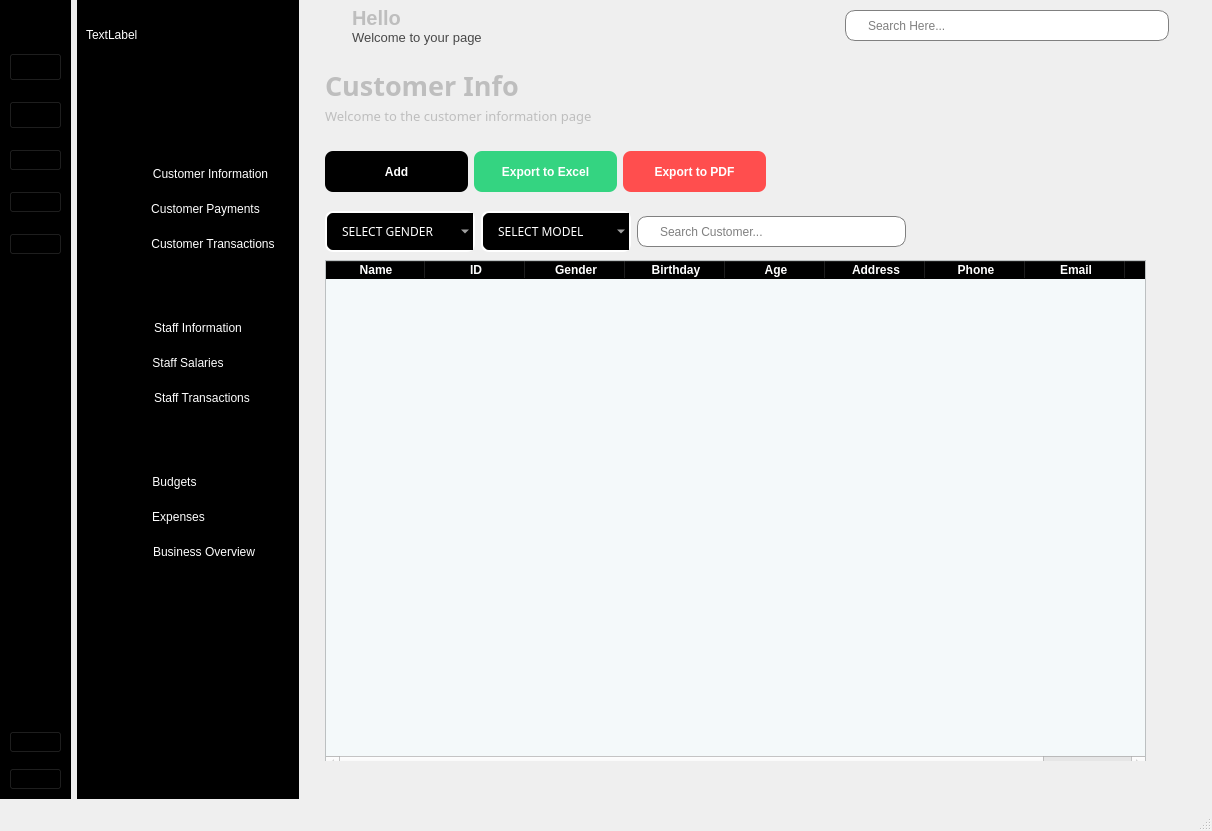
This is MainUI.ui in hoquangvinh124/BlackMeetWukong as Qt 5 draws it before an edit. The edited form follows.
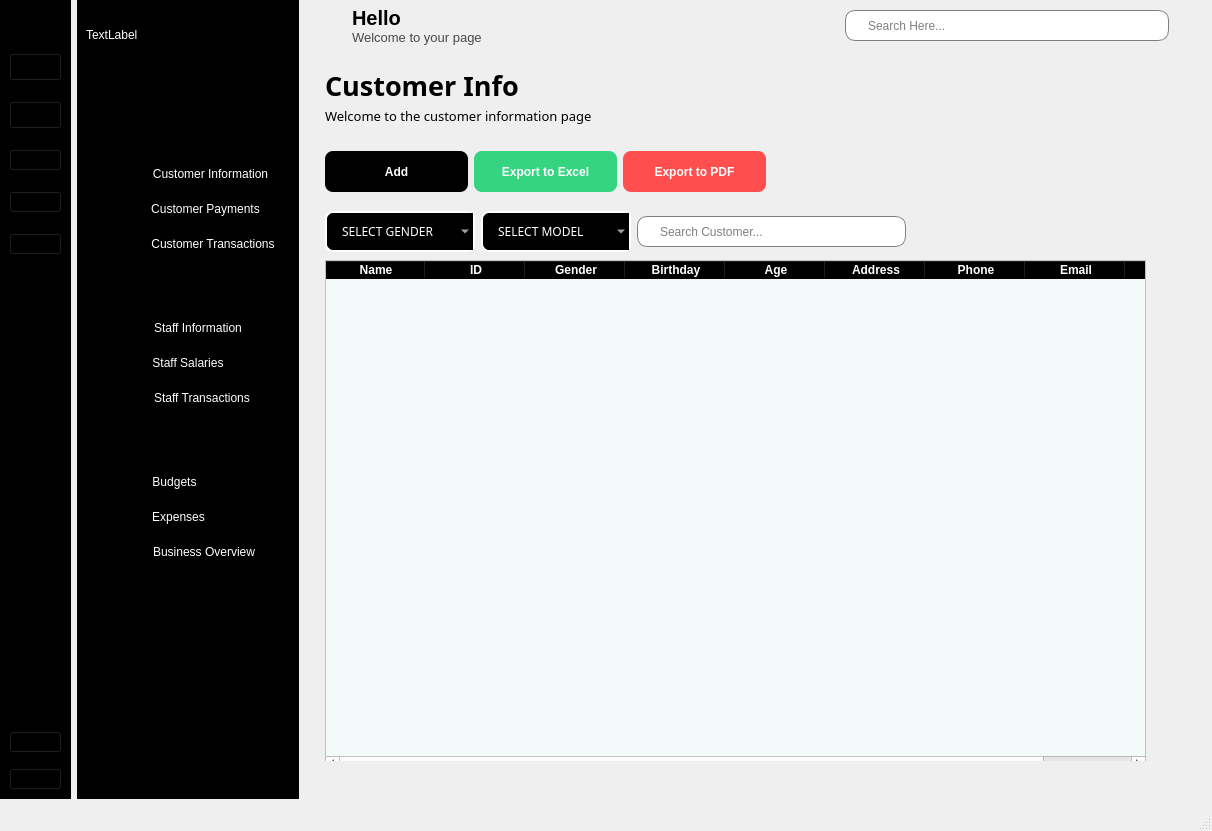
This is the edited form. The open tabs and pages were chosen to show the change. Icons and pictures are not drawn.

Diff of the .ui file:
```diff
--- a/MainUI.ui
+++ b/MainUI.ui
@@ -30,7 +30,7 @@
   </property>
   <widget class="QWidget" name="centralwidget">
    <property name="enabled">
-    <bool>false</bool>
+    <bool>true</bool>
    </property>
    <widget class="QWidget" name="layoutWidget">
     <property name="geometry">
@@ -887,7 +887,7 @@
        <item>
         <widget class="QWidget" name="qwww" native="true">
          <property name="enabled">
-          <bool>false</bool>
+          <bool>true</bool>
          </property>
          <layout class="QHBoxLayout" name="horizontalLayout_3">
           <item>
@@ -1017,7 +1017,7 @@
        <item>
         <widget class="QWidget" name="main_screen_widget" native="true">
          <property name="enabled">
-          <bool>false</bool>
+          <bool>true</bool>
          </property>
          <property name="minimumSize">
           <size>
@@ -1035,6 +1035,9 @@
           <string notr="true"/>
          </property>
          <widget class="QStackedWidget" name="stackedWidget">
+          <property name="enabled">
+           <bool>true</bool>
+          </property>
           <property name="geometry">
            <rect>
             <x>0</x>
```
Left out of the diff: 11 changed lines with no effect on the pictures.
